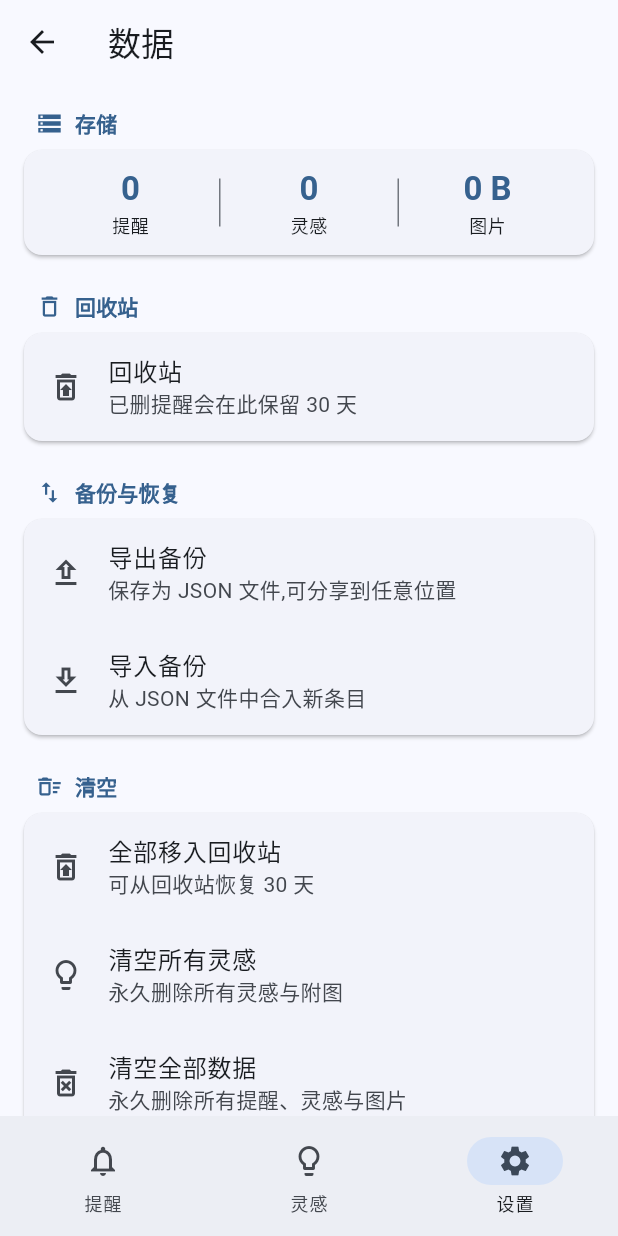
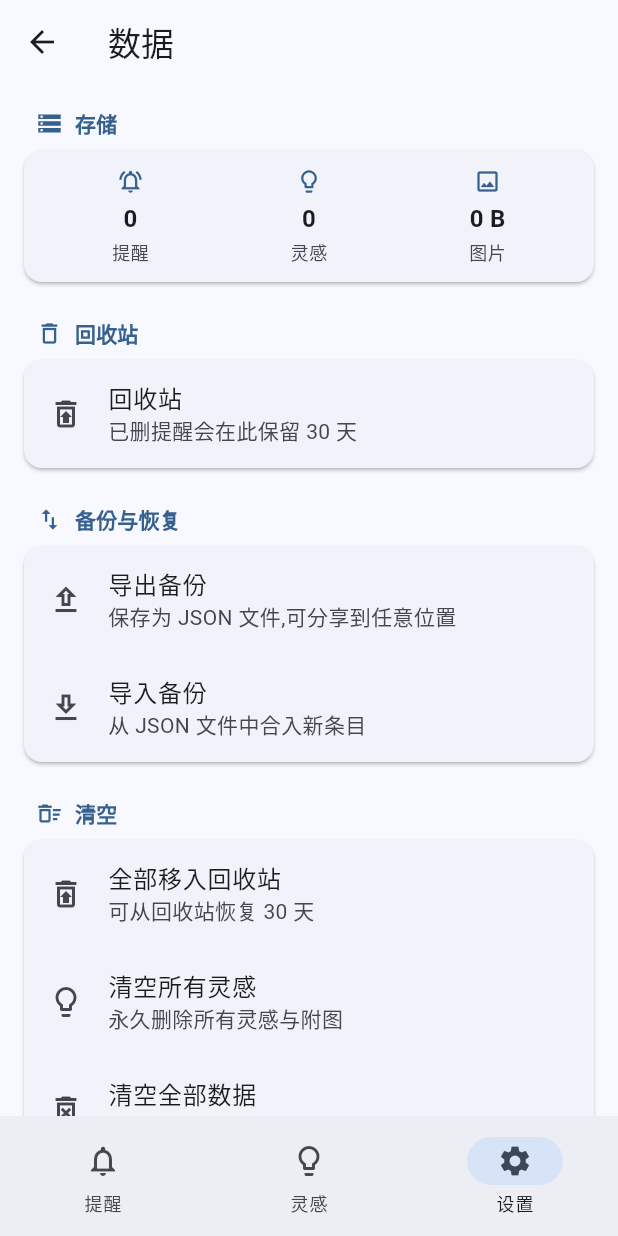
Before and after one commit to DsDG1/Nous_Mind, a Flutter app: the DataSettingsPage screen opened by its route, after a tap on "导出备份", on a phone screen of 412 x 824 dp. Run offline on Flutter 3.47's test engine with Material 3 defaults, Android fonts, the phone set to English and light mode, and no system bars; our stand-ins replace clock, file_picker, flutter_local_notifications, flutter_markdown_plus, flutter_timezone, go_router and 8 more; missing offline and left inert: device_calendar, google_mlkit_text_recognition; accounts and stored records are empty.

Commit message:
refactor(stats): unify StatCell into SettingsStatsRow (icons + titleMedium)
The settings home card and the data management subpage both
rendered a three-cell summary of StorageStats (reminders,
inspirations, image bytes) but had drifted:

- settings_stats_card.dart:    icon + titleMedium + onSurface
- data_settings_page.dart:     no icon + titleLarge + primary
- divider:                     Container 1x40 outlineVariant
                               vs Container 1x32 dividerColor

Extract a single public SettingsStatsRow in
lib/widgets/settings_stats_row.dart that always shows an icon +
titleMedium + onSurface, separated by VerticalDivider with
outlineVariant. Both call sites now share one source of truth.

The data page picks up icons and the titleMedium size — a
visual upgrade that brings it in line with the settings home
card. The card's outer chrome (rounded Container with
surfaceContainerHigh) stays on SettingsStatsCard; the data
page keeps its Padding wrapper but drops the private
_StatsRow/_StatCell/_StatDivider classes entirely.

The data page's 'still loading' state (stats == null) is now
handled by the caller wrapping SettingsStatsRow, so the row
itself only renders the three cells.

```diff
--- a/lib/pages/settings/data_settings_page.dart
+++ b/lib/pages/settings/data_settings_page.dart
@@ -12,6 +12,7 @@ import 'package:nousmind/utils/snackbar_x.dart';
 import 'package:nousmind/viewmodels/inspirations_view_model.dart';
 import 'package:nousmind/viewmodels/reminders_view_model.dart';
 import 'package:nousmind/widgets/settings_section.dart';
+import 'package:nousmind/widgets/settings_stats_row.dart';
 
 /// Settings subpage for data management: stats, backup / restore, and
 /// bulk-clear actions. Every mutation goes through the relevant view
@@ -257,7 +258,18 @@ class _DataSettingsPageState extends State<DataSettingsPage> {
                   ValueListenableBuilder<StorageStats?>(
                     valueListenable:
                         context.read<BackupService>().statsNotifier,
-                    builder: (context, stats, _) => _StatsRow(stats: stats),
+                    builder: (context, stats, _) {
+                      if (stats == null) {
+                        return const ListTile(
+                          leading: Icon(Icons.hourglass_empty),
+                          title: Text('正在加载……'),
+                        );
+                      }
+                      return Padding(
+                        padding: const EdgeInsets.fromLTRB(16, 12, 16, 12),
+                        child: SettingsStatsRow(stats: stats),
+                      );
+                    },
                   ),
                 ],
               ),
@@ -335,83 +347,3 @@ class _DataSettingsPageState extends State<DataSettingsPage> {
     );
   }
 }
-
-/// Single read-only row showing the live storage stats.
-class _StatsRow extends StatelessWidget {
-  const _StatsRow({required this.stats});
-
-  final StorageStats? stats;
-
-  @override
-  Widget build(BuildContext context) {
-    if (stats == null) {
-      return const ListTile(
-        leading: Icon(Icons.hourglass_empty),
-        title: Text('正在加载……'),
-      );
-    }
-    final s = stats;
-    final reminderText = s == null ? '—' : '${s.reminderCount}';
-    final inspirationText = s == null ? '—' : '${s.inspirationCount}';
-    final imageText = s == null ? '—' : BackupService.formatBytes(s.imageBytes);
-    return Padding(
-      padding: const EdgeInsets.fromLTRB(16, 12, 16, 12),
-      child: Row(
-        children: <Widget>[
-          Expanded(
-            child: _StatCell(label: '提醒', value: reminderText),
-          ),
-          const _StatDivider(),
-          Expanded(
-            child: _StatCell(label: '灵感', value: inspirationText),
-          ),
-          const _StatDivider(),
-          Expanded(
-            child: _StatCell(label: '图片', value: imageText),
-          ),
-        ],
-      ),
-    );
-  }
-}
-
-class _StatCell extends StatelessWidget {
-  const _StatCell({required this.label, required this.value});
-
-  final String label;
-  final String value;
-
-  @override
-  Widget build(BuildContext context) {
-    final colors = Theme.of(context).colorScheme;
-    final textTheme = Theme.of(context).textTheme;
-    return Column(
-      mainAxisSize: MainAxisSize.min,
-      children: <Widget>[
-        Text(
-          value,
-          style: textTheme.titleLarge?.copyWith(
-            color: colors.primary,
-            fontWeight: FontWeight.w600,
-          ),
-        ),
-        const SizedBox(height: 2),
-        Text(label, style: textTheme.bodySmall),
-      ],
-    );
-  }
-}
-
-class _StatDivider extends StatelessWidget {
-  const _StatDivider();
-
-  @override
-  Widget build(BuildContext context) {
-    return Container(
-      width: 1,
-      height: 32,
-      margin: const EdgeInsets.symmetric(horizontal: 4),
-      color: Theme.of(context).dividerColor,
-    );
-  }
-}
--- a/lib/widgets/settings_stats_card.dart
+++ b/lib/widgets/settings_stats_card.dart
@@ -2,6 +2,7 @@ import 'package:flutter/material.dart';
 import 'package:provider/provider.dart';
 
 import 'package:nousmind/services/backup_service.dart';
+import 'package:nousmind/widgets/settings_stats_row.dart';
 
 /// Compact card displayed at the top of the settings home page. Shows
 /// the current record counts and the on-disk size of the user's images.
@@ -25,35 +26,7 @@ class SettingsStatsCard extends StatelessWidget {
           final colors = Theme.of(context).colorScheme;
           return _shell(
             colors,
-            child: Row(
-              children: <Widget>[
-                Expanded(
-                  child: _StatCell(
-                    icon: Icons.notifications_active_outlined,
-                    value: stats == null ? '—' : '${stats.reminderCount}',
-                    label: '提醒',
-                  ),
-                ),
-                _Divider(color: colors.outlineVariant),
-                Expanded(
-                  child: _StatCell(
-                    icon: Icons.lightbulb_outline,
-                    value: stats == null ? '—' : '${stats.inspirationCount}',
-                    label: '灵感',
-                  ),
-                ),
-                _Divider(color: colors.outlineVariant),
-                Expanded(
-                  child: _StatCell(
-                    icon: Icons.image_outlined,
-                    value: stats == null
-                        ? '—'
-                        : BackupService.formatBytes(stats.imageBytes),
-                    label: '图片',
-                  ),
-                ),
-              ],
-            ),
+            child: SettingsStatsRow(stats: stats),
           );
         },
       ),
@@ -72,56 +45,3 @@ class SettingsStatsCard extends StatelessWidget {
     );
   }
 }
-
-class _StatCell extends StatelessWidget {
-  const _StatCell({
-    required this.icon,
-    required this.value,
-    required this.label,
-  });
-
-  final IconData icon;
-  final String value;
-  final String label;
-
-  @override
-  Widget build(BuildContext context) {
-    final colors = Theme.of(context).colorScheme;
-    final textTheme = Theme.of(context).textTheme;
-    return Column(
-      mainAxisSize: MainAxisSize.min,
-      children: <Widget>[
-        Icon(icon, size: 18, color: colors.primary),
-        const SizedBox(height: 4),
-        Text(
-          value,
-          style: textTheme.titleMedium?.copyWith(
-            fontWeight: FontWeight.w600,
-            color: colors.onSurface,
-          ),
-        ),
-        const SizedBox(height: 2),
-        Text(
-          label,
-          style: textTheme.bodySmall?.copyWith(color: colors.onSurfaceVariant),
-        ),
-      ],
-    );
-  }
-}
-
-class _Divider extends StatelessWidget {
-  const _Divider({required this.color});
-
-  final Color color;
-
-  @override
-  Widget build(BuildContext context) {
-    return Container(
-      width: 1,
-      height: 40,
-      margin: const EdgeInsets.symmetric(horizontal: 4),
-      color: color,
-    );
-  }
-}
--- /dev/null
+++ b/lib/widgets/settings_stats_row.dart
@@ -0,0 +1,95 @@
+import 'package:flutter/material.dart';
+
+import 'package:nousmind/services/backup_service.dart';
+
+/// Three-cell summary row for [StorageStats]: reminders, inspirations,
+/// image bytes. Renders an icon + titleMedium value + bodySmall label
+/// per cell, separated by a thin vertical divider.
+///
+/// Used by the settings home `SettingsStatsCard` and by the data
+/// management subpage. The host owns any card chrome / loading
+/// state — this widget only renders the row.
+///
+/// When [stats] is `null`, each cell renders an em-dash placeholder.
+class SettingsStatsRow extends StatelessWidget {
+  const SettingsStatsRow({
+    super.key,
+    required this.stats,
+  });
+
+  final StorageStats? stats;
+
+  @override
+  Widget build(BuildContext context) {
+    final colors = Theme.of(context).colorScheme;
+    final textTheme = Theme.of(context).textTheme;
+
+    final valueStyle = textTheme.titleMedium?.copyWith(
+      fontWeight: FontWeight.w600,
+      color: colors.onSurface,
+    );
+    final labelStyle = textTheme.bodySmall?.copyWith(
+      color: colors.onSurfaceVariant,
+    );
+
+    final reminderText = stats == null ? '—' : '${stats!.reminderCount}';
+    final inspirationText =
+        stats == null ? '—' : '${stats!.inspirationCount}';
+    final imageText = stats == null
+        ? '—'
+        : BackupService.formatBytes(stats!.imageBytes);
+
+    Widget cell({
+      required IconData icon,
+      required String value,
+      required String label,
+    }) {
+      return Column(
+        mainAxisSize: MainAxisSize.min,
+        children: <Widget>[
+          Icon(icon, size: 18, color: colors.primary),
+          const SizedBox(height: 4),
+          Text(value, style: valueStyle),
+          const SizedBox(height: 2),
+          Text(label, style: labelStyle),
+        ],
+      );
+    }
+
+    return Row(
+      children: <Widget>[
+        Expanded(
+          child: cell(
+            icon: Icons.notifications_active_outlined,
+            value: reminderText,
+            label: '提醒',
+          ),
+        ),
+        VerticalDivider(
+          width: 9,
+          thickness: 1,
+          color: colors.outlineVariant,
+        ),
+        Expanded(
+          child: cell(
+            icon: Icons.lightbulb_outline,
+            value: inspirationText,
+            label: '灵感',
+          ),
+        ),
+        VerticalDivider(
+          width: 9,
+          thickness: 1,
+          color: colors.outlineVariant,
+        ),
+        Expanded(
+          child: cell(
+            icon: Icons.image_outlined,
+            value: imageText,
+            label: '图片',
+          ),
+        ),
+      ],
+    );
+  }
+}
```
